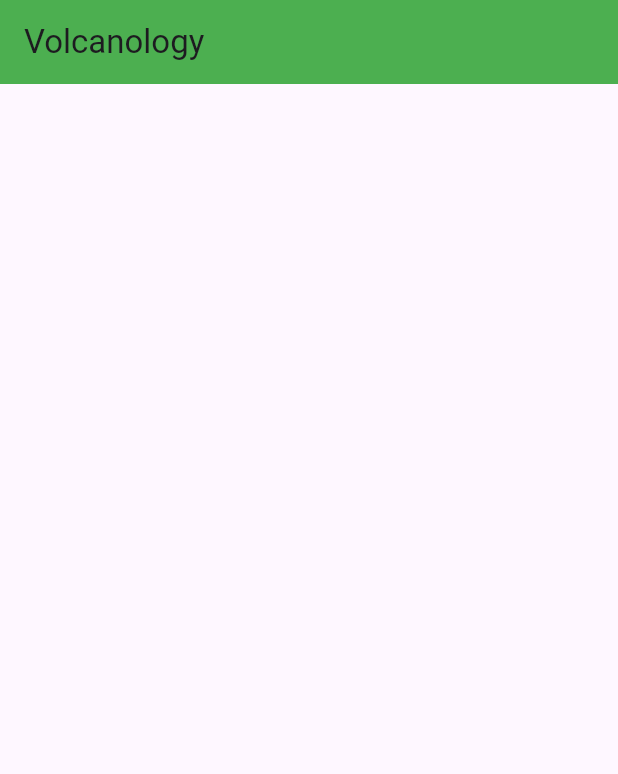
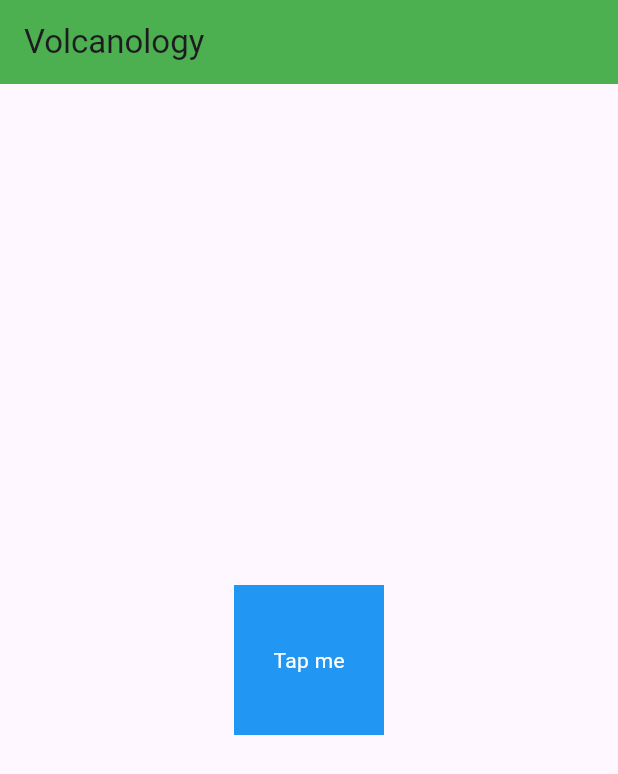
Before and after one commit to HamsterChief/Volcanology, a Flutter app: the screen it shows after launch, on a phone screen of 412 x 824 dp. Shown: the top 774 px of the screen. Run offline on Flutter 3.47's test engine with Material 3 defaults, Android fonts, the phone set to English and light mode, and no system bars.

Commit message:
added example event

```diff
--- a/volcanologyproject/lib/main.dart
+++ b/volcanologyproject/lib/main.dart
@@ -14,6 +14,37 @@ class MyApp extends StatelessWidget {
         appBar: AppBar(
           backgroundColor: Colors.green,
           title: const Text('Volcanology'),
+        ),
+        body: Center(
+          child: InkWell(
+            onTap: () {
+              showDialog(
+                context: context,
+                builder: (BuildContext context) {
+                  return AlertDialog(
+                    title: const Text('Comments'),
+                    content: const Text('No comments to show.'),
+                    actions: [
+                      TextButton(
+                        onPressed: () {
+                          Navigator.of(context).pop();
+                        },
+                        child: const Text('Close'),
+                      ),
+                    ],
+                  );
+                },
+              );
+            },
+            child: Ink(
+              height: 100,
+              width: 100,
+              color: Colors.blue,
+              child: const Center(
+                child: Text('Tap me', style: TextStyle(color: Colors.white)),
+              ),
+            ),
+          ),
         ),
       ),
     );
```
